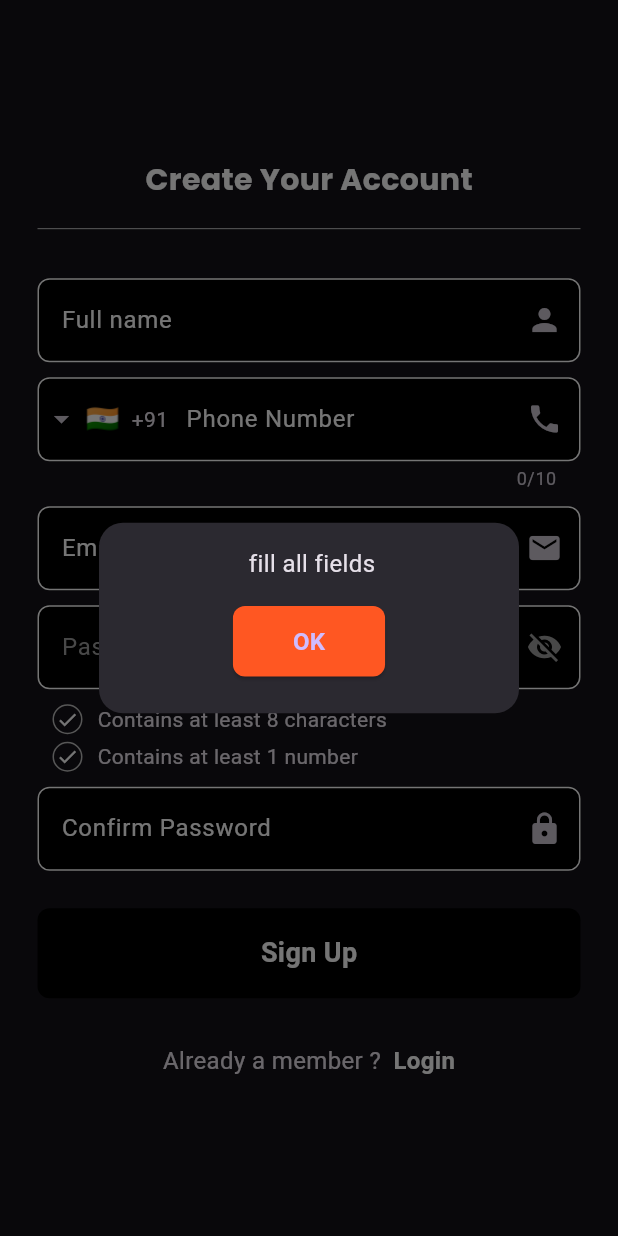
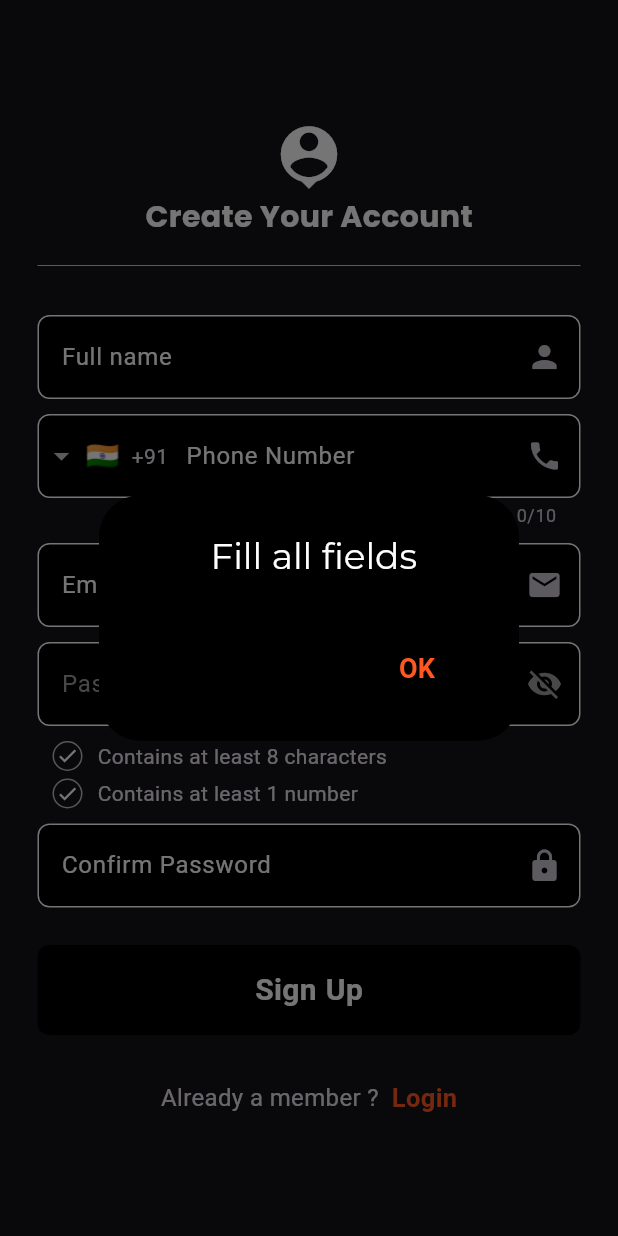
Before and after one commit to XPECTO-7/AutoRescue-SP, a Flutter app: the RegisterPage screen opened directly with empty values, after a tap on "Sign Up", on a phone screen of 412 x 824 dp. Run offline on Flutter 3.47's test engine with Material 3 defaults, Android fonts, the phone set to English and light mode, and no system bars; drawn by our look-alikes of intl_phone_field; our stand-ins replace cloud_firestore, email_validator, firebase_auth, firebase_core, google_fonts; accounts and stored records are empty; Roboto replaces fonts that are missing (Ubuntu).

Commit message:
Till Registration complete

```diff
--- a/lib/Authentication/View/login_page.dart
+++ b/lib/Authentication/View/login_page.dart
@@ -2,7 +2,7 @@ import 'package:firebase_auth/firebase_auth.dart';
 import 'package:flutter/material.dart';
 import 'package:google_fonts/google_fonts.dart';
 import 'package:provider/Authentication/View/forgot_password_page.dart';
-import 'package:provider/Components/alert_box.dart';
+import 'package:provider/Components/myalert_box.dart';
 import 'package:provider/Components/mybutton.dart';
 import 'package:provider/Components/log_textfield.dart';
 
@@ -142,7 +142,7 @@ class _LoginPageState extends State<LoginPage> {
                         showDialog(
                           context: context,
                           builder: (context) =>
-                              MyAlert(message: " Fill all fields"),
+                          MyAlertBox(message: 'Fill all the Fields',)
                         );
                       }
                     },
@@ -166,7 +166,7 @@ class _LoginPageState extends State<LoginPage> {
                       child: const Text(
                         'Create an account!',
                         style: TextStyle(
-                            fontSize: 18,
+                            fontSize: 17,
                             color: Colors.deepOrange,
                             fontWeight: FontWeight.bold),
                       ),
--- a/lib/Authentication/View/register_page.dart
+++ b/lib/Authentication/View/register_page.dart
@@ -3,7 +3,7 @@ import 'package:firebase_auth/firebase_auth.dart';
 import 'package:flutter/material.dart';
 import 'package:google_fonts/google_fonts.dart';
 import 'package:intl_phone_field/intl_phone_field.dart';
-import 'package:provider/Components/alert_box.dart';
+import 'package:provider/Components/myalert_box.dart';
 import 'package:provider/Components/mybutton.dart';
 import 'package:provider/Components/pwcontrol.dart';
 import 'package:provider/Components/reg_textfield.dart';
@@ -37,21 +37,27 @@ class _RegisterPageState extends State<RegisterPage> {
           //pw didnt match
           showDialog(
             context: context,
-            builder: (context) => const MyAlert(message: "Password didnt match"),
+            builder: (context) => const MyAlertBox(
+              message: "Password didnt match",
+            ),
           );
         }
       } else {
         //Display pw didnt meet requirements
         showDialog(
           context: context,
-          builder: (context) => const MyAlert(message: " pw didnt meet requirements"),
+          builder: (context) => const MyAlertBox(
+            message: " Password didnt meet requirements",
+          ),
         );
       }
     } else {
       //Display fill all fields
       showDialog(
         context: context,
-        builder: (context) => const MyAlert(message: " fill all fields"),
+        builder: (context) => const MyAlertBox(
+          message: " Fill all fields",
+        ),
       );
     }
   }
@@ -72,7 +78,9 @@ class _RegisterPageState extends State<RegisterPage> {
     } on FirebaseAuthException catch (e) {
       showDialog(
         context: context,
-        builder: (context) => MyAlert(message: e.code),
+        builder: (context) => MyAlertBox(
+          message: e.code,
+        ),
       );
     }
   }
@@ -90,6 +98,8 @@ class _RegisterPageState extends State<RegisterPage> {
               child: Column(
                 mainAxisAlignment: MainAxisAlignment.center,
                 children: [
+                  Icon(Icons.person_pin,
+                  size: 50,),
                   Text(
                     'Create Your Account',
                     style: TextStyle(
@@ -200,8 +210,8 @@ class _RegisterPageState extends State<RegisterPage> {
                         child: const Text(
                           ' Login',
                           style: TextStyle(
-                              fontSize: 16,
-                              color: Colors.white,
+                              fontSize: 17,
+                              color: Colors.deepOrange,
                               fontWeight: FontWeight.bold),
                         ),
                       )
--- a/lib/Components/alert_box.dart
+++ /dev/null
@@ -1,53 +0,0 @@
-import 'package:flutter/material.dart';
-
-class MyAlert extends StatelessWidget {
-  final String? message;
-
-  const MyAlert({Key? key, this.message}) : super(key: key);
-
-  @override
-  Widget build(BuildContext context) {
-    return AlertDialog(
-      shape: RoundedRectangleBorder(
-        borderRadius: BorderRadius.circular(16),
-      ),
-      content: Column(
-        mainAxisSize: MainAxisSize.min,
-        children: [
-          if (message != null)
-            Padding(
-              padding: const EdgeInsets.only(bottom: 16),
-              child: Text(
-                message!,
-                textAlign: TextAlign.center,
-                style: const TextStyle(
-                  fontSize: 16,
-                ),
-              ),
-            ),
-          ElevatedButton(
-            onPressed: () {
-              Navigator.of(context).pop();
-            },
-            style: ElevatedButton.styleFrom(
-              primary: Colors.deepOrange,
-              shape: RoundedRectangleBorder(
-                borderRadius: BorderRadius.circular(8),
-              ),
-            ),
-            child: const Padding(
-              padding: EdgeInsets.symmetric(horizontal: 16, vertical: 12),
-              child: Text(
-                'OK',
-                style: TextStyle(
-                  fontSize: 16,
-                  fontWeight: FontWeight.bold,
-                ),
-              ),
-            ),
-          ),
-        ],
-      ),
-    );
-  }
-}
--- /dev/null
+++ b/lib/Components/myalert_box.dart
@@ -0,0 +1,44 @@
+import 'package:flutter/material.dart';
+import 'package:google_fonts/google_fonts.dart';
+
+
+class MyAlertBox extends StatelessWidget {
+  final String? message;
+
+  const MyAlertBox({Key? key, this.message}) : super(key: key);
+
+  @override
+  Widget build(BuildContext context) {
+    return AlertDialog(
+    backgroundColor: Colors.black,
+    title:Column(
+      crossAxisAlignment: CrossAxisAlignment.center,
+      mainAxisAlignment: MainAxisAlignment.center,
+      children: [
+         if (message != null)
+            Padding(
+              padding: const EdgeInsets.only(bottom: 16),
+              child: Text(
+                message!,
+                textAlign: TextAlign.center,
+                style:  TextStyle(
+                  fontSize: 24,
+                  color: Colors.white,
+                  fontFamily: GoogleFonts.montserrat().fontFamily
+                ),
+              ),
+            ),
+      ],
+    ) ,
+  actions: [
+    MaterialButton(
+
+      onPressed: () {
+      Navigator.pop(context);
+    },
+    child:const  Text("OK",style: TextStyle(fontSize:18,color: Colors.deepOrange,fontWeight: FontWeight.bold),),
+    )
+  ],
+   );
+  }
+}
--- a/lib/Components/mybutton.dart
+++ b/lib/Components/mybutton.dart
@@ -1,4 +1,5 @@
 import 'package:flutter/material.dart';
+import 'package:google_fonts/google_fonts.dart';
 
 class MyButton extends StatelessWidget {
   final Function()? onTap;
@@ -22,10 +23,11 @@ class MyButton extends StatelessWidget {
         child: Center(
           child: Text(
             text,
-            style: const TextStyle(
+            style:  TextStyle(
               color: Colors.white,
               fontWeight: FontWeight.bold,
-              fontSize: 18,
+              fontFamily: GoogleFonts.ubuntu().fontFamily,
+              fontSize: 20,
             ),
           ),
         ),
--- a/lib/Pages/View/home_page.dart
+++ b/lib/Pages/View/home_page.dart
@@ -24,8 +24,9 @@ class _HomePageState extends State<HomePage> {
   Widget build(BuildContext context) {
     return Scaffold(
       appBar: AppBar(
+        backgroundColor: Colors.grey[850],
         actions: [
-          IconButton(onPressed: logout, icon: Icon(Icons.logout))
+          IconButton(onPressed: logout, icon: Icon(Icons.logout)),
         ],
       ),
     );
```
